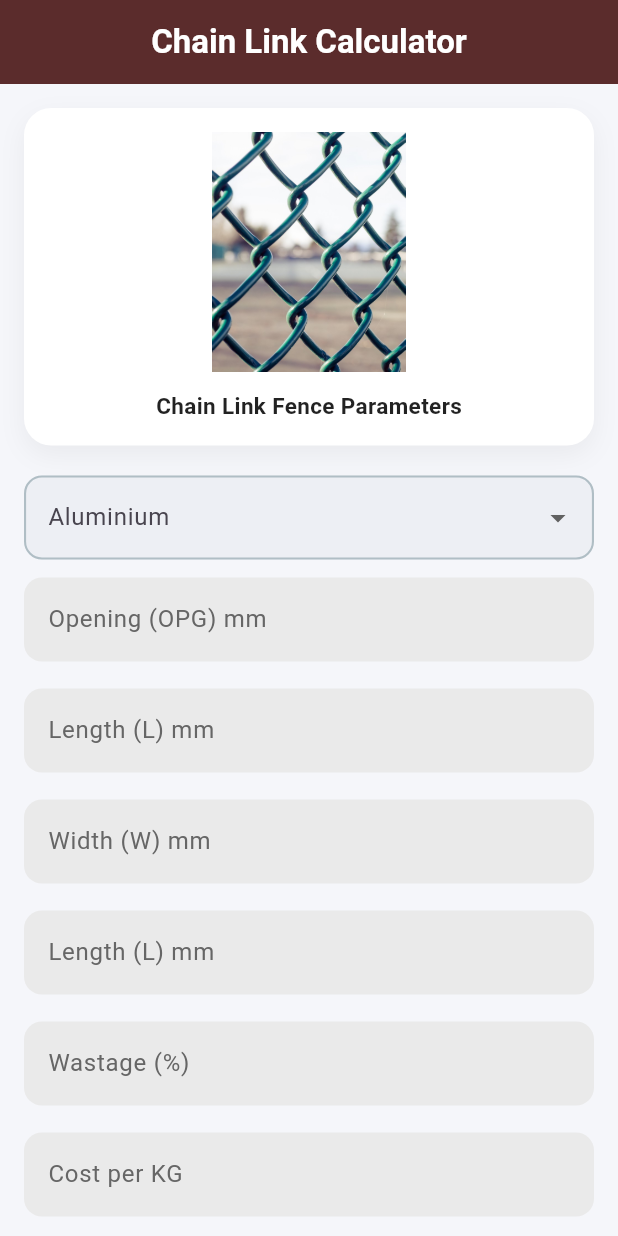
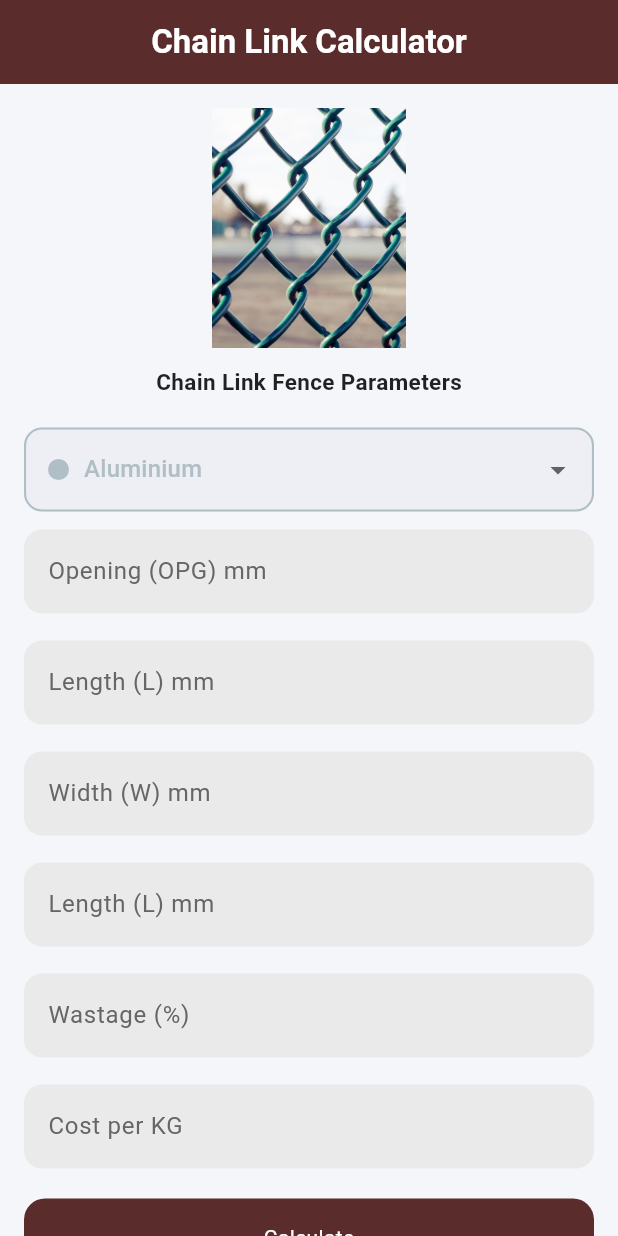
Before and after one commit to shreyansh2003Chi/mesh_calc, a Flutter app: the screen it shows after launch, on a phone screen of 412 x 824 dp. Run offline on Flutter 3.47's test engine with Material 3 defaults, Android fonts, the phone set to English and light mode, and no system bars.

Commit message:
bug solved

```diff
--- a/lib/models/material_model.dart
+++ b/lib/models/material_model.dart
@@ -1,4 +1,4 @@
-import 'package:flutter/material.dart';
+import 'package:flutter/animation.dart';
 
 class MaterialModel {
   final String id;
@@ -12,4 +12,13 @@ class MaterialModel {
     required this.color,
     required this.kValue,
   });
+
+  @override
+  bool operator ==(Object other) {
+    if (identical(this, other)) return true;
+    return other is MaterialModel && other.id == id;
+  }
+
+  @override
+  int get hashCode => id.hashCode;
 }
--- a/lib/pages/home_screen.dart
+++ b/lib/pages/home_screen.dart
@@ -1,4 +1,5 @@
 import 'package:flutter/material.dart';
+import 'package:measurements/models/material_model.dart';
 import 'package:measurements/providers/chain_link_provider.dart';
 import 'package:measurements/utils/app_assets.dart';
 import 'package:measurements/utils/app_button.dart';
@@ -6,8 +7,6 @@ import 'package:measurements/utils/app_colors.dart';
 import 'package:measurements/utils/app_string.dart';
 import 'package:measurements/utils/app_text_field.dart';
 import 'package:provider/provider.dart';
-
-import '../models/material_model.dart';
 
 class ChainLinkScreen extends StatelessWidget {
   const ChainLinkScreen({super.key});
@@ -22,7 +21,10 @@ class ChainLinkScreen extends StatelessWidget {
         backgroundColor: AppColors().c5B2C2C,
         title: Text(
           AppString.chainLinkCalculator,
-          style: TextStyle(fontWeight: FontWeight.w600, color: AppColors().cFFFFFF),
+          style: TextStyle(
+            fontWeight: FontWeight.w600,
+            color: AppColors().cFFFFFF,
+          ),
         ),
       ),
       body: SingleChildScrollView(
@@ -31,24 +33,23 @@ class ChainLinkScreen extends StatelessWidget {
           builder: (context, p, child) {
             return Column(
               children: [
-                Container(
-                  width: double.infinity,
-                  padding: const EdgeInsets.all(16),
-                  decoration: BoxDecoration(
-                    color: AppColors().cFFFFFF,
-                    borderRadius: BorderRadius.circular(18),
-                    boxShadow: [BoxShadow(color: Colors.black.withOpacity(0.05), blurRadius: 14, offset: const Offset(0, 6))],
-                  ),
-                  child: Column(
-                    children: [
-                      Image.asset(AppAssets.chainLink, height: 160, fit: BoxFit.contain),
-                      const SizedBox(height: 12),
-                      const Text(
-                        AppString.chainLinkFenceParameters,
-                        style: TextStyle(fontSize: 15, fontWeight: FontWeight.w600, color: Colors.black87),
+                Column(
+                  children: [
+                    Image.asset(
+                      AppAssets.chainLink,
+                      height: 160,
+                      fit: BoxFit.contain,
+                    ),
+                    const SizedBox(height: 12),
+                    const Text(
+                      AppString.chainLinkFenceParameters,
+                      style: TextStyle(
+                        fontSize: 15,
+                        fontWeight: FontWeight.w600,
+                        color: Colors.black87,
                       ),
-                    ],
-                  ),
+                    ),
+                  ],
                 ),
                 const SizedBox(height: 20),
                 Column(
@@ -61,11 +62,17 @@ class ChainLinkScreen extends StatelessWidget {
                         fillColor: p.materialModel.color.withOpacity(0.12),
                         enabledBorder: OutlineInputBorder(
                           borderRadius: BorderRadius.circular(12),
-                          borderSide: BorderSide(color: p.materialModel.color, width: 1.4),
+                          borderSide: BorderSide(
+                            color: p.materialModel.color,
+                            width: 1.4,
+                          ),
                         ),
                         focusedBorder: OutlineInputBorder(
                           borderRadius: BorderRadius.circular(12),
-                          borderSide: BorderSide(color: p.materialModel.color, width: 1),
+                          borderSide: BorderSide(
+                            color: p.materialModel.color,
+                            width: 1,
+                          ),
                         ),
                       ),
                       value: p.materialModel,
@@ -77,7 +84,10 @@ class ChainLinkScreen extends StatelessWidget {
                               Container(
                                 width: 14,
                                 height: 14,
-                                decoration: BoxDecoration(color: m.color, shape: BoxShape.circle),
+                                decoration: BoxDecoration(
+                                  color: m.color,
+                                  shape: BoxShape.circle,
+                                ),
                               ),
                               const SizedBox(width: 10),
                               Text(m.name, style: TextStyle(color: m.color)),
@@ -93,15 +103,24 @@ class ChainLinkScreen extends StatelessWidget {
                     ),
 
                     const SizedBox(height: 12),
-                    AppTextField().textField(p.openingCtrl, AppString.openingOpgMm),
+                    AppTextField().textField(
+                      p.openingCtrl,
+                      AppString.openingOpgMm,
+                    ),
                     SizedBox(height: 18),
-                    AppTextField().textField(p.wireCtrl, AppString.wireDiameterWdMm),
+                    AppTextField().textField(
+                      p.wireCtrl,
+                      AppString.wireDiameterWdMm,
+                    ),
                     SizedBox(height: 18),
                     AppTextField().textField(p.widthCtrl, AppString.widthWmm),
                     SizedBox(height: 18),
                     AppTextField().textField(p.lengthCtrl, AppString.lengthLmm),
                     SizedBox(height: 18),
-                    AppTextField().textField(p.wastageCtrl, "${AppString.wastage} (%)"),
+                    AppTextField().textField(
+                      p.wastageCtrl,
+                      "${AppString.wastage} (%)",
+                    ),
                     SizedBox(height: 18),
                     AppTextField().textField(p.costCtrl, AppString.costPerKg),
                   ],
@@ -117,7 +136,10 @@ class ChainLinkScreen extends StatelessWidget {
                 const SizedBox(height: 20),
 
                 Container(
-                  decoration: BoxDecoration(color: Colors.grey.withOpacity(0.2), borderRadius: BorderRadius.all(Radius.circular(14))),
+                  decoration: BoxDecoration(
+                    color: Colors.grey.withOpacity(0.2),
+                    borderRadius: BorderRadius.all(Radius.circular(14)),
+                  ),
                   child: Padding(
                     padding: const EdgeInsets.all(12),
                     child: Column(
@@ -125,16 +147,30 @@ class ChainLinkScreen extends StatelessWidget {
                         Row(
                           mainAxisAlignment: MainAxisAlignment.spaceBetween,
                           children: [
-                            Text(AppString.totalWeight, style: Theme.of(context).textTheme.labelLarge),
-                            Text(p.totalWeight.toStringAsFixed(2), style: Theme.of(context).textTheme.labelLarge?.copyWith(fontWeight: FontWeight.w500)),
+                            Text(
+                              AppString.totalWeight,
+                              style: Theme.of(context).textTheme.labelLarge,
+                            ),
+                            Text(
+                              p.totalWeight.toStringAsFixed(2),
+                              style: Theme.of(context).textTheme.labelLarge
+                                  ?.copyWith(fontWeight: FontWeight.w500),
+                            ),
                           ],
                         ),
                         Divider(),
                         Row(
                           mainAxisAlignment: MainAxisAlignment.spaceBetween,
                           children: [
-                            Text(AppString.totalCost, style: Theme.of(context).textTheme.labelLarge),
-                            Text('₹ ${p.totalCost.toStringAsFixed(2)}', style: Theme.of(context).textTheme.labelLarge?.copyWith(fontWeight: FontWeight.w500)),
+                            Text(
+                              AppString.totalCost,
+                              style: Theme.of(context).textTheme.labelLarge,
+                            ),
+                            Text(
+                              '₹ ${p.totalCost.toStringAsFixed(2)}',
+                              style: Theme.of(context).textTheme.labelLarge
+                                  ?.copyWith(fontWeight: FontWeight.w500),
+                            ),
                           ],
                         ),
                       ],
--- a/lib/providers/chain_link_provider.dart
+++ b/lib/providers/chain_link_provider.dart
@@ -11,7 +11,11 @@ class ChainLinkProvider extends ChangeNotifier {
   String material = 'Cast Iron';
   double totalWeight = 0;
   double totalCost = 0;
-  MaterialModel materialModel = MaterialModel(id: 'al', name: 'Aluminium', color: Color(0xFFB0BEC5), kValue: 0.0068);
+  late MaterialModel materialModel;
+
+  ChainLinkProvider() {
+    materialModel = materials.first; // Default selection
+  }
   final List<MaterialModel> materials = [
     MaterialModel(id: 'al', name: 'Aluminium', color: Color(0xFFB0BEC5), kValue: 0.0068),
     MaterialModel(id: 'br', name: 'Brass', color: Color(0xFFB08D57), kValue: 0.021),
@@ -22,7 +26,7 @@ class ChainLinkProvider extends ChangeNotifier {
     MaterialModel(id: 'st', name: 'Steel', color: Color(0xFF607D8B), kValue: 0.020),
   ];
 
-  final Map<String, double> materialK = {'Aluminiu  m': 0.0068, 'Brass': 0.021, 'Bronze': 0.022, 'Cast Iron': 0.020, 'Copper': 0.023, 'Galvanized Iron': 0.020, 'Steel': 0.020};
+  final Map<String, double> materialK = {'Aluminium': 0.0068, 'Brass': 0.021, 'Bronze': 0.022, 'Cast Iron': 0.020, 'Copper': 0.023, 'Galvanized Iron': 0.020, 'Steel': 0.020};
 
   final Map<String, Color> materialColors = {
     'Aluminium': const Color(0xFFB0BEC5),
@@ -53,7 +57,7 @@ class ChainLinkProvider extends ChangeNotifier {
       return;
     }
 
-    final K = materialModel?.kValue ?? 0;
+    final K = materialModel.kValue;
     final widthM = widthMm / 1000;
     final lengthM = lengthMm / 1000;
     totalWeight = ((wire * wire) / (opening + wire)) * K * widthM * lengthM * 100 * (1 + wastage / 100);
```
